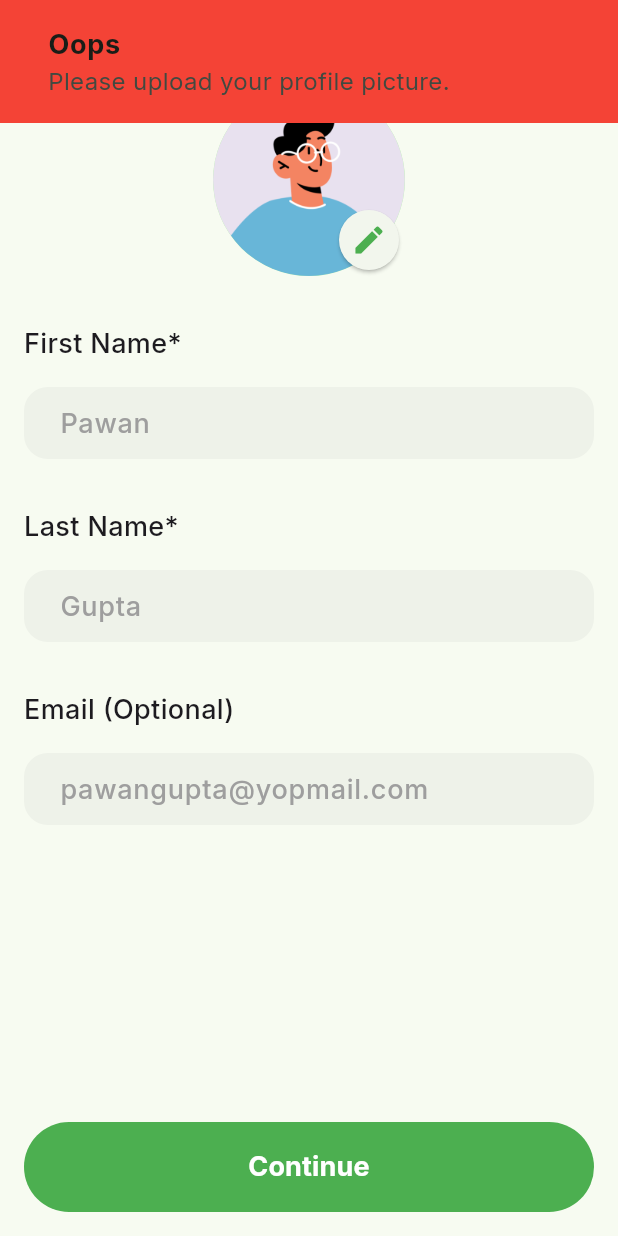
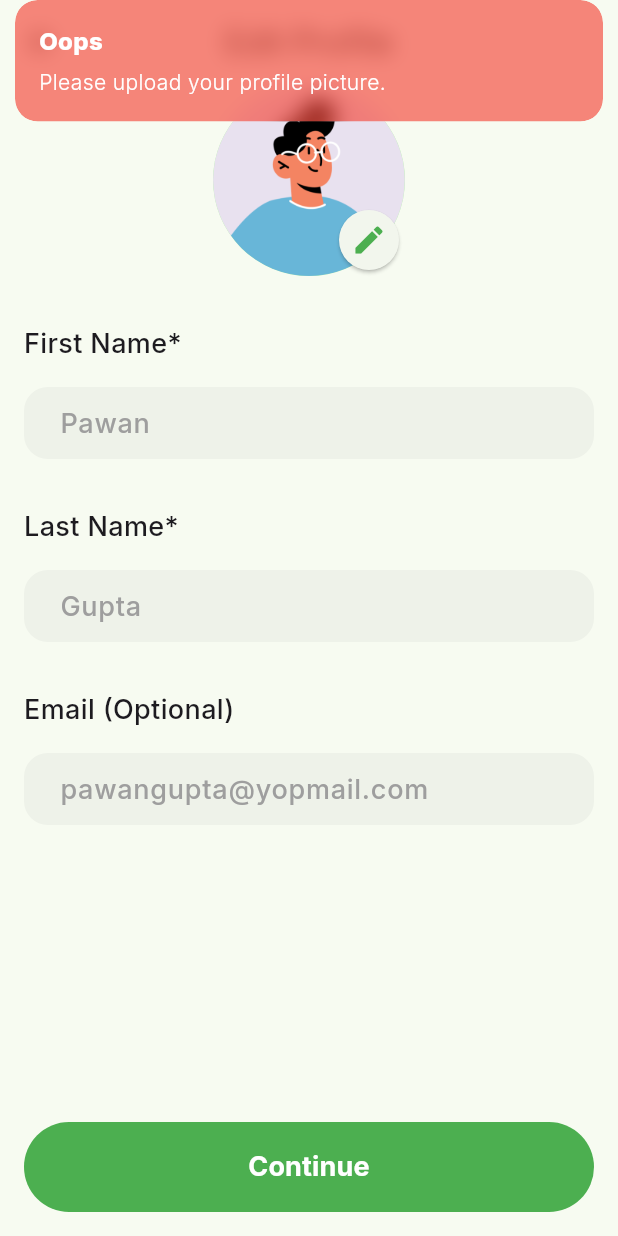
Before and after one commit to mrpawan-gupta/bholaCustomer, a Flutter app: the EditProfileScreen screen opened by its route, after a tap on "Continue", on a phone screen of 412 x 824 dp. Run offline on Flutter 3.47's test engine with Material 3 defaults, Android fonts, the phone set to English and light mode, and no system bars; drawn by our look-alikes of keyboard_dismisser, loader_overlay, overlay_support, upgrader; our stand-ins replace app_links, cached_network_image, cloud_firestore, device_info_plus, dotted_border, firebase_analytics and 26 more; missing offline and left inert: dart_ipify, external_app_launcher, flutter_custom_tabs, flutter_timer_countdown, media_info, place_picker and 2 more; accounts and stored records are empty; project files that could hold a hidden picture were left out.

Commit message:
Bug fixes and improvements.

```diff
--- a/lib/controllers/outer_main_controllers/booking_controller.dart
+++ b/lib/controllers/outer_main_controllers/booking_controller.dart
@@ -138,6 +138,7 @@ class BookingController extends GetxController {
         FeaturedModel model = FeaturedModel();
         model = FeaturedModel.fromJson(json);
 
+        rxSelectedCategory(Categories());
         categoriesList
           ..clear()
           ..addAll(model.data?.categories ?? <Categories>[])
@@ -166,6 +167,7 @@ class BookingController extends GetxController {
         GetAllServices model = GetAllServices();
         model = GetAllServices.fromJson(json);
 
+        rxSelectedService(Services());
         servicesList
           ..clear()
           ..addAll(model.data?.services ?? <Services>[])
--- a/lib/utils/app_snackbar.dart
+++ b/lib/utils/app_snackbar.dart
@@ -1,9 +1,7 @@
 import "package:customer/utils/app_colors.dart";
-import "package:customer/utils/app_constants.dart";
 import "package:customer/utils/app_logger.dart";
 import "package:flutter/material.dart";
 import "package:get/get.dart";
-import "package:overlay_support/overlay_support.dart";
 
 class AppSnackbar {
   factory AppSnackbar() {
@@ -65,29 +63,16 @@ class AppSnackbar {
       default:
         break;
     }
-    showSimpleNotification(
-      const SizedBox(),
-      context: Get.context,
-      elevation: AppConstants().elevation,
-      foreground: Theme.of(Get.context!).scaffoldBackgroundColor,
-      background: color,
-      subtitle: ListTile(
-        dense: true,
-        title: Text(
-          title,
-          style: const TextStyle(fontSize: 18, fontWeight: FontWeight.bold),
-          maxLines: 1,
-          overflow: TextOverflow.ellipsis,
-        ),
-        subtitle: Text(
-          message,
-          style: const TextStyle(fontSize: 16),
-          maxLines: 1,
-          overflow: TextOverflow.ellipsis,
-        ),
-      ),
+
+    Get.snackbar(
+      title,
+      message,
+      snackPosition: SnackPosition.TOP,
+      backgroundColor: color.withOpacity(0.64),
       duration: duration,
-      slideDismissDirection: DismissDirection.horizontal,
+      isDismissible: true,
+      dismissDirection: DismissDirection.horizontal,
+      colorText: Colors.white,
     );
     return;
   }
```
Also changed, not shown: lib/models/vpn_api_custom.dart (added, +92 -0 lines), lib/screens/booking_screen/booking_payment_screen.dart (+2 -8 lines), lib/screens/outer_main_screens/booking_screen.dart (+4 -6 lines), lib/services/app_location_service.dart (+78 -28 lines), pubspec.yaml (+7 -6 lines), 1 other file.
